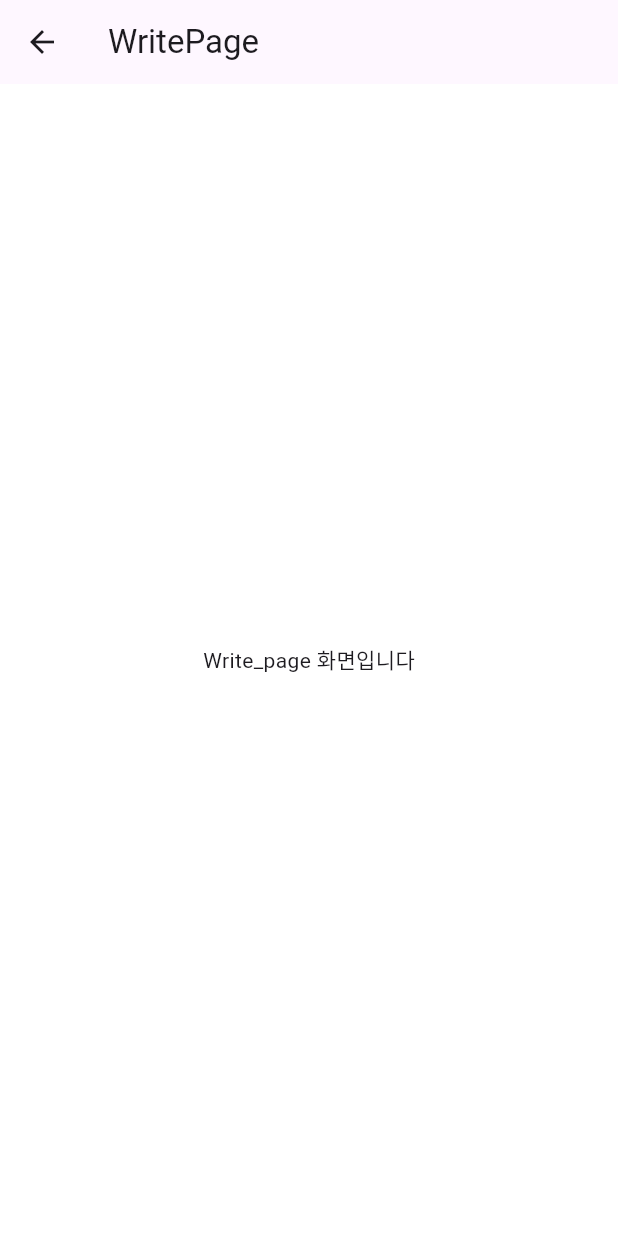
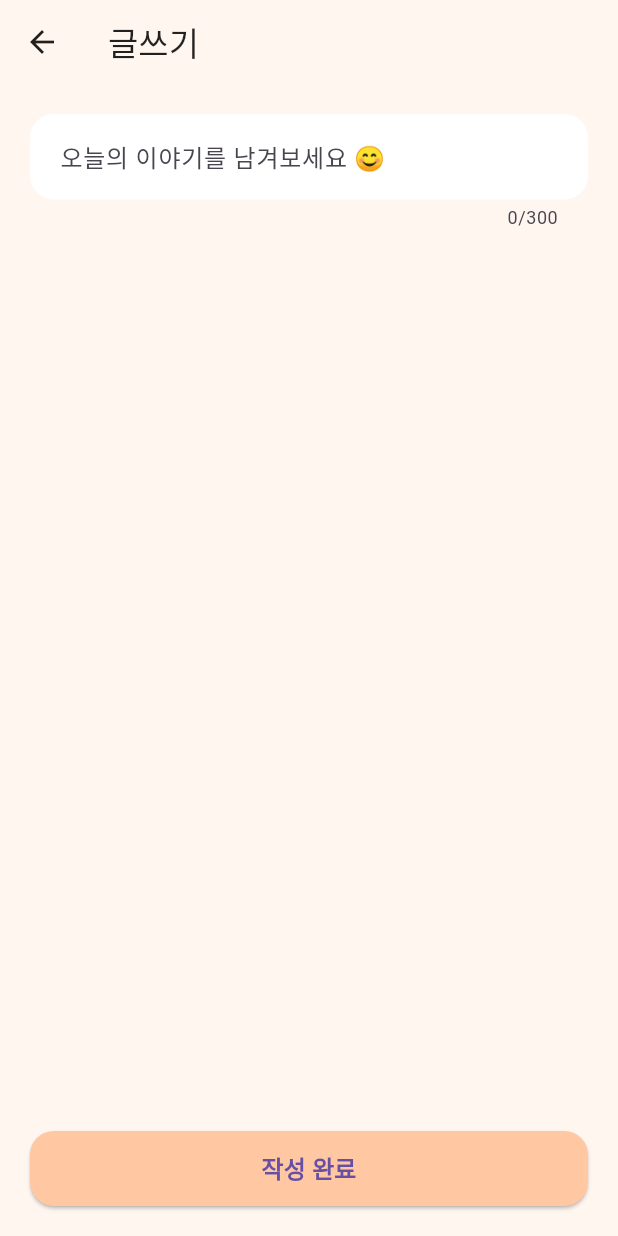
Before and after one commit to VICTOR-JEON-1998/private-board, a Flutter app: the WritePage screen opened by its route, on a phone screen of 412 x 824 dp. Run offline on Flutter 3.47's test engine with Material 3 defaults, Android fonts, the phone set to English and light mode, and no system bars; Roboto replaces fonts that are missing (NanumGothic).

Commit message:
feat: 글쓰기 페이지 UI 구성 및 작성 처리 (Mock)

```diff
--- a/private_board_frontend/lib/views/write_page.dart
+++ b/private_board_frontend/lib/views/write_page.dart
@@ -1,14 +1,76 @@
 import 'package:flutter/material.dart';
 
-class WritePage extends StatelessWidget {
+class WritePage extends StatefulWidget {
   const WritePage({super.key});
+
+  @override
+  State<WritePage> createState() => _WritePageState();
+}
+
+class _WritePageState extends State<WritePage> {
+  final TextEditingController _controller = TextEditingController();
+  static const int maxLength = 300;
 
   @override
   Widget build(BuildContext context) {
     return Scaffold(
-      appBar: AppBar(title: const Text('WritePage')),
-      body: const Center(
-        child: Text('Write_page 화면입니다'),
+      backgroundColor: const Color(0xFFFFF6F0),
+      appBar: AppBar(
+        title: const Text(
+          '글쓰기',
+          style: TextStyle(color: Colors.black87),
+        ),
+        backgroundColor: Colors.transparent,
+        elevation: 0,
+        iconTheme: const IconThemeData(color: Colors.black87),
+      ),
+      body: Padding(
+        padding: const EdgeInsets.all(20),
+        child: Column(
+          children: [
+            TextField(
+              controller: _controller,
+              maxLength: maxLength,
+              maxLines: null,
+              decoration: InputDecoration(
+                hintText: '오늘의 이야기를 남겨보세요 😊',
+                filled: true,
+                fillColor: Colors.white,
+                contentPadding: const EdgeInsets.all(16),
+                border: OutlineInputBorder(
+                  borderRadius: BorderRadius.circular(16),
+                  borderSide: BorderSide.none,
+                ),
+              ),
+            ),
+            const Spacer(),
+            SizedBox(
+              width: double.infinity,
+              height: 50,
+              child: ElevatedButton(
+                style: ElevatedButton.styleFrom(
+                  backgroundColor: const Color(0xFFFFC8A2),
+                  shape: RoundedRectangleBorder(
+                    borderRadius: BorderRadius.circular(16),
+                  ),
+                ),
+                onPressed: () {
+                  // TODO: 글 등록 처리 (일단 SnackBar)
+                  if (_controller.text.trim().isNotEmpty) {
+                    ScaffoldMessenger.of(context).showSnackBar(
+                      const SnackBar(content: Text('글이 작성되었습니다! (Mock)')),
+                    );
+                    Navigator.pop(context); // 홈으로 돌아가기
+                  }
+                },
+                child: const Text(
+                  '작성 완료',
+                  style: TextStyle(fontSize: 16, fontWeight: FontWeight.bold),
+                ),
+              ),
+            ),
+          ],
+        ),
       ),
     );
   }
```
